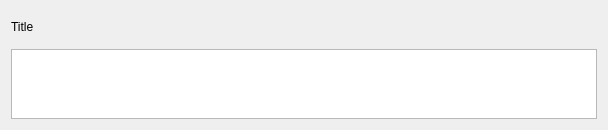
FelixdelasPozas/EspINA, file App/Docks/TabularReport/TabularReport.ui: the form before one commit.
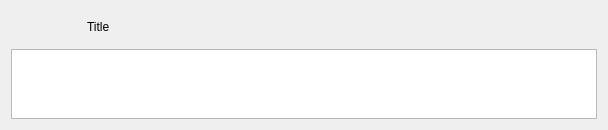
The form after the commit. Icons and pictures are not drawn. Custom widgets are drawn as their Qt base class.

Commit message: Double click tabular report's rows now center views on selected segmentation

```diff
--- a/App/Docks/TabularReport/TabularReport.ui
+++ b/App/Docks/TabularReport/TabularReport.ui
@@ -22,6 +22,96 @@
   <layout class="QVBoxLayout" name="verticalLayout">
    <item>
     <layout class="QHBoxLayout" name="horizontalLayout_5">
+     <item>
+      <widget class="QPushButton" name="writeDataToFile">
+       <property name="sizePolicy">
+        <sizepolicy hsizetype="Fixed" vsizetype="Maximum">
+         <horstretch>0</horstretch>
+         <verstretch>0</verstretch>
+        </sizepolicy>
+       </property>
+       <property name="minimumSize">
+        <size>
+         <width>32</width>
+         <height>32</height>
+        </size>
+       </property>
+       <property name="maximumSize">
+        <size>
+         <width>32</width>
+         <height>32</height>
+        </size>
+       </property>
+       <property name="baseSize">
+        <size>
+         <width>32</width>
+         <height>32</height>
+        </size>
+       </property>
+       <property name="toolTip">
+        <string>Export information to csv</string>
+       </property>
+       <property name="text">
+        <string/>
+       </property>
+       <property name="iconSize">
+        <size>
+         <width>22</width>
+         <height>22</height>
+        </size>
+       </property>
+       <property name="flat">
+        <bool>true</bool>
+       </property>
+      </widget>
+     </item>
+     <item>
+      <widget class="QPushButton" name="selectInformation">
+       <property name="sizePolicy">
+        <sizepolicy hsizetype="Fixed" vsizetype="Maximum">
+         <horstretch>0</horstretch>
+         <verstretch>0</verstretch>
+        </sizepolicy>
+       </property>
+       <property name="minimumSize">
+        <size>
+         <width>32</width>
+         <height>32</height>
+        </size>
+       </property>
+       <property name="maximumSize">
+        <size>
+         <width>32</width>
+         <height>32</height>
+        </size>
+       </property>
+       <property name="baseSize">
+        <size>
+         <width>32</width>
+         <height>32</height>
+        </size>
+       </property>
+       <property name="toolTip">
+        <string>Select Information Fields</string>
+       </property>
+       <property name="text">
+        <string/>
+       </property>
+       <property name="icon">
+        <iconset resource="../../rsc/espina.qrc">
+         <normaloff>:/espina/settings.png</normaloff>:/espina/settings.png</iconset>
+       </property>
+       <property name="iconSize">
+        <size>
+         <width>22</width>
+         <height>22</height>
+        </size>
+       </property>
+       <property name="flat">
+        <bool>true</bool>
+       </property>
+      </widget>
+     </item>
      <item>
       <widget class="QLabel" name="title">
        <property name="sizePolicy">
@@ -48,96 +138,6 @@
        </property>
       </spacer>
      </item>
-     <item>
-      <widget class="QPushButton" name="writeDataToFile">
-       <property name="sizePolicy">
-        <sizepolicy hsizetype="Fixed" vsizetype="Maximum">
-         <horstretch>0</horstretch>
-         <verstretch>0</verstretch>
-        </sizepolicy>
-       </property>
-       <property name="minimumSize">
-        <size>
-         <width>32</width>
-         <height>32</height>
-        </size>
-       </property>
-       <property name="maximumSize">
-        <size>
-         <width>32</width>
-         <height>32</height>
-        </size>
-       </property>
-       <property name="baseSize">
-        <size>
-         <width>32</width>
-         <height>32</height>
-        </size>
-       </property>
-       <property name="toolTip">
-        <string>Export information to csv</string>
-       </property>
-       <property name="text">
-        <string/>
-       </property>
-       <property name="iconSize">
-        <size>
-         <width>22</width>
-         <height>22</height>
-        </size>
-       </property>
-       <property name="flat">
-        <bool>true</bool>
-       </property>
-      </widget>
-     </item>
-     <item>
-      <widget class="QPushButton" name="selectInformation">
-       <property name="sizePolicy">
-        <sizepolicy hsizetype="Fixed" vsizetype="Maximum">
-         <horstretch>0</horstretch>
-         <verstretch>0</verstretch>
-        </sizepolicy>
-       </property>
-       <property name="minimumSize">
-        <size>
-         <width>32</width>
-         <height>32</height>
-        </size>
-       </property>
-       <property name="maximumSize">
-        <size>
-         <width>32</width>
-         <height>32</height>
-        </size>
-       </property>
-       <property name="baseSize">
-        <size>
-         <width>32</width>
-         <height>32</height>
-        </size>
-       </property>
-       <property name="toolTip">
-        <string>Select Information Fields</string>
-       </property>
-       <property name="text">
-        <string/>
-       </property>
-       <property name="icon">
-        <iconset resource="../../rsc/espina.qrc">
-         <normaloff>:/espina/settings.png</normaloff>:/espina/settings.png</iconset>
-       </property>
-       <property name="iconSize">
-        <size>
-         <width>22</width>
-         <height>22</height>
-        </size>
-       </property>
-       <property name="flat">
-        <bool>true</bool>
-       </property>
-      </widget>
-     </item>
     </layout>
    </item>
    <item>
```
The commit also changes 6 other files.
